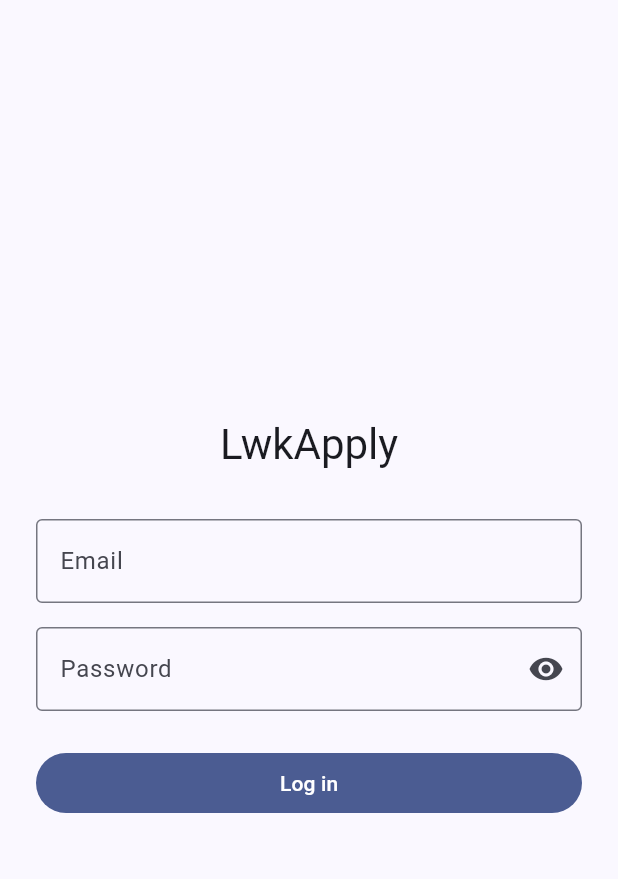
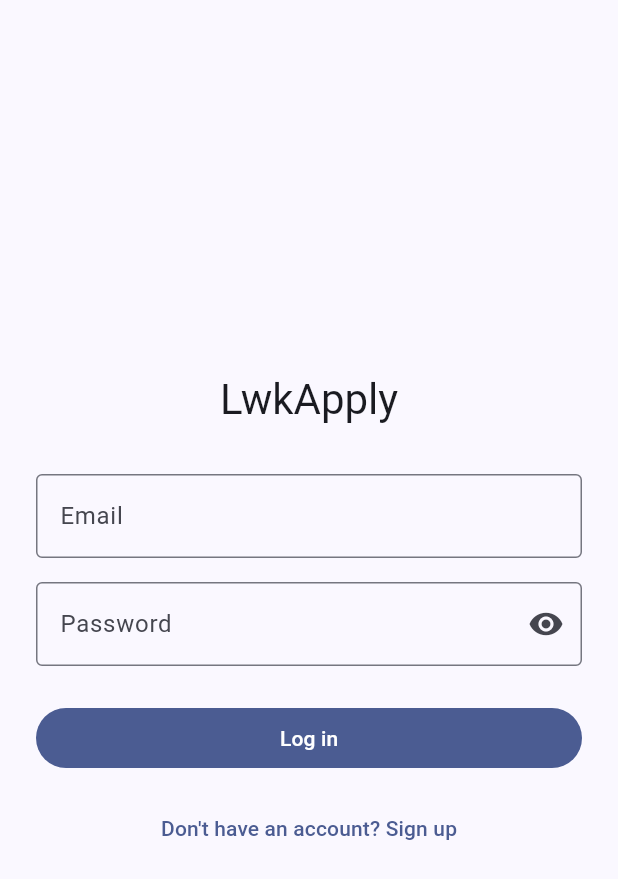
Before and after one commit to danielnguyen982301/lwkapply, a Flutter app: the screen it shows after launch, on a phone screen of 412 x 824 dp. Shown: the top 879 px of the screen. Run offline on Flutter 3.47's test engine with Material 3 defaults, Android fonts, the phone set to English and light mode, and no system bars; drawn by our look-alikes of flutter_form_builder; our stand-ins replace dio, flutter_dotenv, flutter_riverpod, flutter_secure_storage, form_builder_validators, go_router.

Commit message:
feat(mobile): Add button to navigate to RegisterScreen from LoginScreen

```diff
--- a/mobile/lib/features/auth/presentation/login_screen.dart
+++ b/mobile/lib/features/auth/presentation/login_screen.dart
@@ -2,6 +2,7 @@ import 'package:flutter/material.dart';
 import 'package:flutter_form_builder/flutter_form_builder.dart';
 import 'package:flutter_riverpod/flutter_riverpod.dart';
 import 'package:form_builder_validators/form_builder_validators.dart';
+import 'package:go_router/go_router.dart';
 
 import '../domain/auth_state.dart';
 import 'auth_controller.dart';
@@ -124,6 +125,11 @@ class _LoginScreenState extends ConsumerState<LoginScreen> {
                           )
                         : const Text('Log in'),
                   ),
+                  const SizedBox(height: 12),
+                  TextButton(
+                    onPressed: isLoading ? null : () => context.go('/register'),
+                    child: const Text("Don't have an account? Sign up"),
+                  ),
                 ],
               ),
             ),
```
